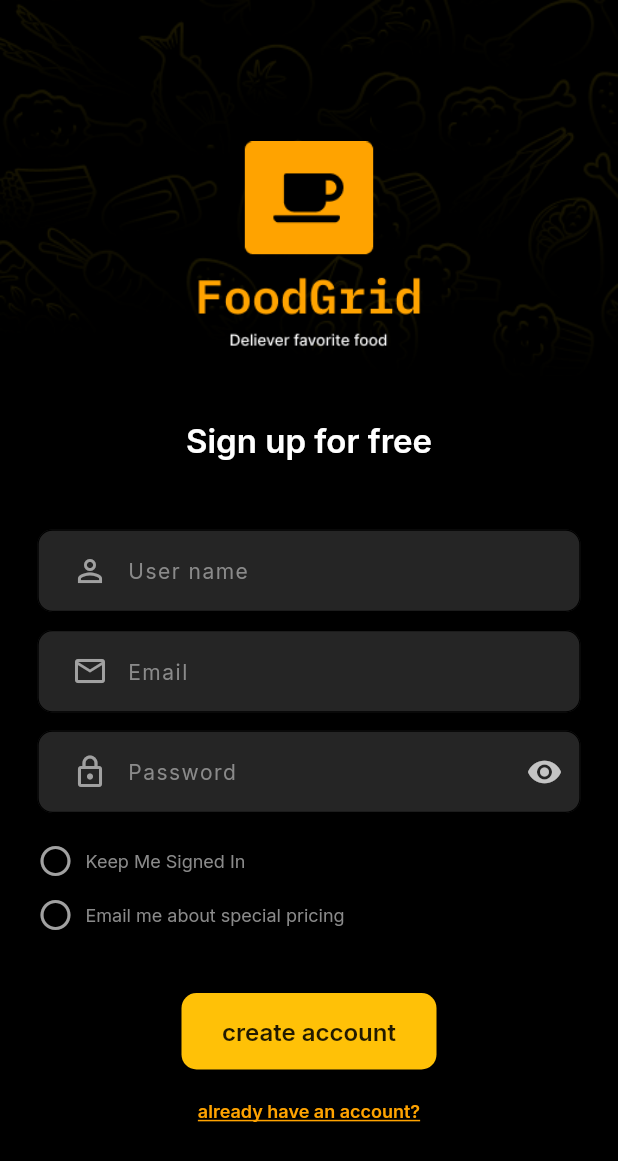
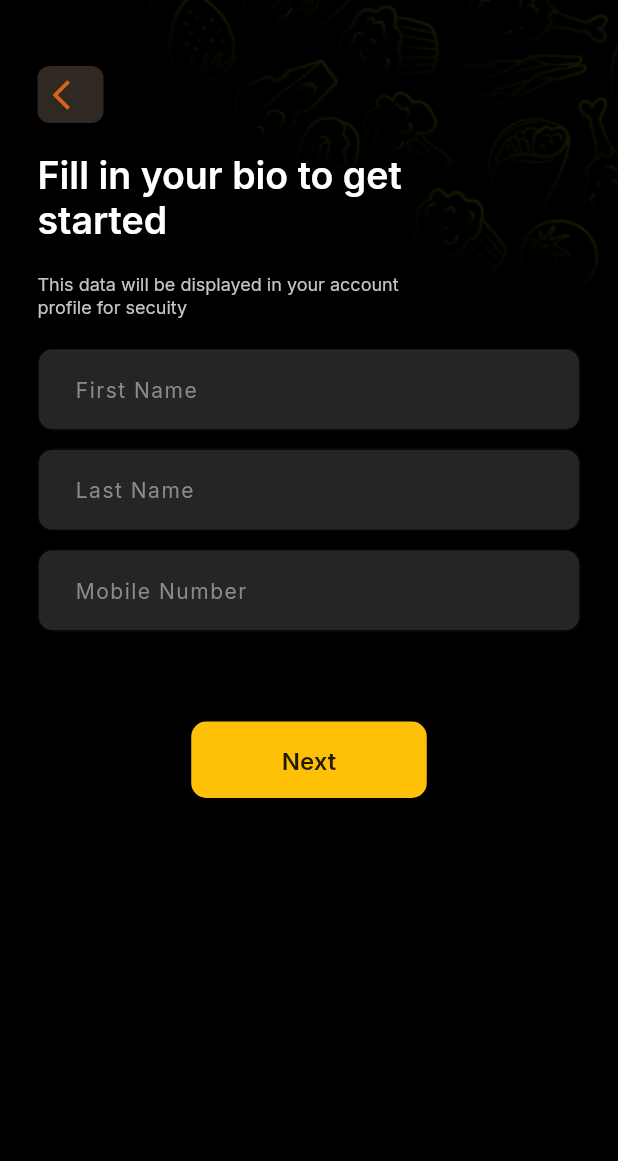
Before and after one commit to kamrulcse7/Food-Grid-App, a Flutter app: the SignUpScreen screen opened directly, after a tap on "Email me about special pricing", after a tap on "create account", on a phone screen of 412 x 824 dp. Shown: the top 1161 px of the screen. Run offline on Flutter 3.47's test engine with Material 2 defaults, Android fonts, the phone set to English and light mode, and no system bars; our stand-ins replace get, google_fonts, page_transition; missing offline and left inert: dart:html.

Commit message:
signup process screen design

```diff
--- a/lib/screen/login_screen.dart
+++ b/lib/screen/login_screen.dart
@@ -1,5 +1,5 @@
 import 'package:flutter/material.dart';
-import 'package:food_grid/screen/sign_up_screen.dart';
+import 'package:food_grid/screen/signUp/sign_up_screen.dart';
 import 'package:food_grid/widget/custom_bg.dart';
 import 'package:food_grid/widget/custom_icon_text_field.dart';
 import 'package:get/get.dart';
@@ -17,10 +17,17 @@ class LogInScreen extends StatelessWidget {
 
   @override
   Widget build(BuildContext context) {
-    return CustomBg(
-      child: Scaffold(
-        backgroundColor: Colors.transparent,
-        body: Container(
+    return Scaffold(
+      // backgroundColor: Colors.transparent,
+      body: Stack(
+        children: [
+          Positioned(
+            top: 0,
+            left: 0,
+            right: 0,
+            child: Image.asset("assets/images/bg_pattern.png"),
+          ),
+          Container(
             height: double.infinity,
             width: double.infinity,
             alignment: Alignment.center,
@@ -135,6 +142,7 @@ class LogInScreen extends StatelessWidget {
               ),
             ),
           ),
+        ],
       ),
     );
   }
--- /dev/null
+++ b/lib/screen/payment_method_screen.dart
@@ -0,0 +1,19 @@
+import 'package:flutter/material.dart';
+import 'package:food_grid/widget/custom_bg.dart';
+
+import '../const.dart';
+import '../widget/custom_button.dart';
+import '../widget/custom_leading_button.dart';
+
+class PaymentMethodScreen extends StatelessWidget {
+  const PaymentMethodScreen({super.key});
+
+  @override
+  Widget build(BuildContext context) {
+    return CustomBg(
+      child: Scaffold(
+        //
+      ),
+    );
+  }
+}
--- /dev/null
+++ b/lib/screen/signUp/sign_up_screen.dart
@@ -0,0 +1,226 @@
+import 'package:flutter/material.dart';
+import 'package:food_grid/screen/login_screen.dart';
+import 'package:food_grid/screen/signUp/sigunup_process_screen.dart';
+import 'package:food_grid/widget/custom_bg.dart';
+import 'package:food_grid/widget/custom_icon_text_field.dart';
+import 'package:page_transition/page_transition.dart';
+
+import '../../const.dart';
+import '../../widget/custom_button.dart';
+import '../../widget/custom_text_field.dart';
+
+class SignUpScreen extends StatefulWidget {
+  SignUpScreen({super.key});
+
+  @override
+  State<SignUpScreen> createState() => _SignUpScreenState();
+}
+
+class _SignUpScreenState extends State<SignUpScreen> {
+  TextEditingController _userNameController = TextEditingController();
+
+  TextEditingController _emailController = TextEditingController();
+
+  TextEditingController _passController = TextEditingController();
+
+  bool _isObscure = true;
+  bool _isKSCheck = false;
+  bool _isEmailCheck = false;
+
+  @override
+  Widget build(BuildContext context) {
+    return Scaffold(
+      body: Stack(
+        children: [
+          Positioned(
+            top: 0,
+            left: 0,
+            right: 0,
+            child: Image.asset("assets/images/bg_pattern.png"),
+          ),
+          Container(
+            height: double.infinity,
+            width: double.infinity,
+            alignment: Alignment.center,
+            child: SingleChildScrollView(
+              child: Column(
+                mainAxisAlignment: MainAxisAlignment.center,
+                children: [
+                  Container(
+                    child: Column(
+                      children: [
+                        appLogo(),
+                        SizedBox(
+                          height: 30.0,
+                        ),
+                        Text(
+                          textAlign: TextAlign.center,
+                          "Sign up for free",
+                          style: myTextStyle(
+                            clr: Colors.white,
+                            size: 22,
+                            fw: FontWeight.w600,
+                          ),
+                        ),
+                      ],
+                    ),
+                  ),
+                  Container(
+                    padding: EdgeInsets.fromLTRB(25.0, 45.0, 25.0, 20.0),
+                    child: Column(
+                      children: [
+                        CustomIconTextField(
+                          obscureText: false,
+                          controller: _userNameController,
+                          hintText: "User name",
+                          prefixIcon: Icons.person_outline_sharp,
+                        ),
+                        SizedBox(
+                          height: 12.0,
+                        ),
+                        CustomIconTextField(
+                          obscureText: false,
+                          controller: _emailController,
+                          hintText: "Email",
+                          prefixIcon: Icons.email_outlined,
+                        ),
+                        SizedBox(
+                          height: 12.0,
+                        ),
+                        CustomIconTextField(
+                          obscureText: _isObscure,
+                          controller: _passController,
+                          hintText: "Password",
+                          prefixIcon: Icons.lock_outlined,
+                          suffixIcon: GestureDetector(
+                            onTap: () {
+                              setState(() {
+                                _isObscure = !_isObscure;
+                              });
+                            },
+                            child: Icon(
+                              _isObscure == true
+                                  ? Icons.visibility
+                                  : Icons.visibility_off,
+                              color: Color(0xFFC4C4C4),
+                            ),
+                          ),
+                        ),
+                      ],
+                    ),
+                  ),
+                  Container(
+                    padding: EdgeInsets.only(left: 25.0, bottom: 40.0),
+                    child: Column(
+                      children: [
+                        GestureDetector(
+                          onTap: () {
+                            setState(() {
+                              _isKSCheck = !_isKSCheck;
+                            });
+                          },
+                          child: Row(
+                            children: [
+                              Icon(
+                                _isKSCheck == true
+                                    ? Icons.check_circle
+                                    : Icons.circle_outlined,
+                                size: 24.0,
+                                color: _isKSCheck == true
+                                    ? Color(0xFFFFA300)
+                                    : Color(0xFFA1A1A1),
+                              ),
+                              SizedBox(
+                                width: 8.0,
+                              ),
+                              Text(
+                                "Keep Me Signed In",
+                                style: myTextStyle(
+                                  clr: Color(0xFF8A8A8A),
+                                  size: 12.0,
+                                  fw: FontWeight.w400,
+                                ),
+                              )
+                            ],
+                          ),
+                        ),
+                        SizedBox(
+                          height: 12.0,
+                        ),
+                        GestureDetector(
+                          onTap: () {
+                            setState(() {
+                              _isEmailCheck = !_isEmailCheck;
+                            });
+                          },
+                          child: Row(
+                            children: [
+                              Icon(
+                                _isEmailCheck == true
+                                    ? Icons.check_circle
+                                    : Icons.circle_outlined,
+                                size: 24.0,
+                                color: _isEmailCheck == true
+                                    ? Color(0xFFFFA300)
+                                    : Color(0xFFA1A1A1),
+                              ),
+                              SizedBox(
+                                width: 8.0,
+                              ),
+                              Text(
+                                "Email me about special pricing",
+                                style: myTextStyle(
+                                  clr: Color(0xFF8A8A8A),
+                                  size: 12.0,
+                                  fw: FontWeight.w400,
+                                ),
+                              )
+                            ],
+                          ),
+                        ),
+                      ],
+                    ),
+                  ),
+                  CustomButton(
+                    onTap: () {
+                      Navigator.push(
+                        context,
+                        PageTransition(
+                          child: SigunupProcessScreen(),
+                          type: PageTransitionType.rightToLeft,
+                          duration: Duration(milliseconds: 600),
+                          reverseDuration: Duration(milliseconds: 600),
+                          isIos: true,
+                        ),
+                      );
+                    },
+                    title: "create account",
+                    height: 51.0,
+                    width: 170.0,
+                  ),
+                  Container(
+                    padding: EdgeInsets.only(top: 20.0),
+                    child: GestureDetector(
+                      onTap: () {
+                        Navigator.pop(context);
+                      },
+                      child: Text(
+                        "already have an account?",
+                        style: myTextStyle(
+                          clr: Color(0xFFFFA300),
+                          size: 12.0,
+                          fw: FontWeight.w600,
+                          decoration: TextDecoration.underline,
+                        ),
+                      ),
+                    ),
+                  ),
+                ],
+              ),
+            ),
+          ),
+        ],
+      ),
+    );
+  }
+}
--- /dev/null
+++ b/lib/screen/signUp/sigunup_process_screen.dart
@@ -0,0 +1,123 @@
+import 'dart:html';
+
+import 'package:flutter/material.dart';
+import 'package:food_grid/const.dart';
+import 'package:food_grid/screen/payment_method_screen.dart';
+import 'package:food_grid/widget/custom_bg.dart';
+import 'package:food_grid/widget/custom_button.dart';
+import 'package:food_grid/widget/custom_text_field.dart';
+import 'package:get/get.dart';
+
+import '../../widget/custom_leading_button.dart';
+
+class SigunupProcessScreen extends StatelessWidget {
+  SigunupProcessScreen({super.key});
+  TextEditingController _fNameController = TextEditingController();
+  TextEditingController _lNameController = TextEditingController();
+  TextEditingController _phoneController = TextEditingController();
+
+  @override
+  Widget build(BuildContext context) {
+    return CustomBg(
+      child: Scaffold(
+        backgroundColor: Colors.transparent,
+        // appBar: AppBar(
+        //   backgroundColor: Colors.transparent,
+        //   bottom: PreferredSize(
+        //     preferredSize: Size.fromHeight(0),
+        //     child: CustomLeadingButton(
+        //       onTap: () {},
+        //     ),
+        //   ),
+        // ),
+        body: Container(
+          height: double.infinity,
+          width: double.infinity,
+          padding: EdgeInsets.only(left: 25.0, top: 44.0, right: 25.0),
+          child: SingleChildScrollView(
+            child: Column(
+              crossAxisAlignment: CrossAxisAlignment.start,
+              children: [
+                CustomLeadingButton(
+                  onTap: () => Navigator.pop(context),
+                ),
+                Container(
+                  padding: EdgeInsets.only(top: 20.0, bottom: 20.0),
+                  child: Column(
+                    crossAxisAlignment: CrossAxisAlignment.start,
+                    children: [
+                      Text(
+                        "Fill in your bio to get \nstarted",
+                        style: myTextStyle(
+                          clr: Colors.white,
+                          fw: FontWeight.w600,
+                          size: 25.0,
+                        ),
+                      ),
+                      SizedBox(
+                        height: 20.0,
+                      ),
+                      Text(
+                        "This data will be displayed in your account \nprofile for secuity",
+                        style: myTextStyle(
+                          clr: Color(0xFfC4C4C4),
+                          fw: FontWeight.w400,
+                          size: 12.0,
+                        ),
+                      ),
+                    ],
+                  ),
+                ),
+                Container(
+                  child: Column(
+                    children: [
+                      CustomTextField(
+                        controller: _fNameController,
+                        obscureText: false,
+                        hintText: "First Name",
+                      ),
+                      SizedBox(
+                        height: 12.0,
+                      ),
+                      CustomTextField(
+                        controller: _fNameController,
+                        obscureText: false,
+                        hintText: "Last Name",
+                      ),
+                      SizedBox(
+                        height: 12.0,
+                      ),
+                      CustomTextField(
+                        controller: _fNameController,
+                        obscureText: false,
+                        hintText: "Mobile Number",
+                      ),
+                    ],
+                  ),
+                ),
+                SizedBox(
+                  height: 60.0,
+                ),
+                Align(
+                  alignment: Alignment.center,
+                  child: CustomButton(
+                    onTap: () {
+                      Navigator.of(context).push(
+                        MaterialPageRoute(
+                          builder: (_) => PaymentMethodScreen(),
+                        ),
+                      );
+                    },
+                    height: 51.0,
+                    width: 157.0,
+                    title: "Next",
+                  ),
+                ),
+              ],
+            ),
+          ),
+        ),
+      ),
+    );
+  }
+}
--- a/lib/screen/sign_up_screen.dart
+++ /dev/null
@@ -1,215 +0,0 @@
-import 'package:flutter/material.dart';
-import 'package:food_grid/widget/custom_bg.dart';
-import 'package:food_grid/widget/custom_icon_text_field.dart';
-import 'package:page_transition/page_transition.dart';
-
-import '../const.dart';
-import '../widget/custom_button.dart';
-import '../widget/custom_text_field.dart';
-
-class SignUpScreen extends StatefulWidget {
-  SignUpScreen({super.key});
-
-  @override
-  State<SignUpScreen> createState() => _SignUpScreenState();
-}
-
-class _SignUpScreenState extends State<SignUpScreen> {
-  TextEditingController _userNameController = TextEditingController();
-
-  TextEditingController _emailController = TextEditingController();
-
-  TextEditingController _passController = TextEditingController();
-
-  bool _isObscure = true;
-  bool _isKSCheck = false;
-  bool _isEmailCheck = false;
-
-  @override
-  Widget build(BuildContext context) {
-    return CustomBg(
-      child: Scaffold(
-        backgroundColor: Colors.transparent,
-        body: Container(
-          height: double.infinity,
-          width: double.infinity,
-          alignment: Alignment.center,
-          child: SingleChildScrollView(
-            child: Column(
-              mainAxisAlignment: MainAxisAlignment.center,
-              children: [
-                Container(
-                  child: Column(
-                    children: [
-                      appLogo(),
-                      SizedBox(
-                        height: 30.0,
-                      ),
-                      Text(
-                        textAlign: TextAlign.center,
-                        "Sign up for free",
-                        style: myTextStyle(
-                          clr: Colors.white,
-                          size: 22,
-                          fw: FontWeight.w600,
-                        ),
-                      ),
-                    ],
-                  ),
-                ),
-                Container(
-                  padding: EdgeInsets.fromLTRB(25.0, 45.0, 25.0, 20.0),
-                  child: Column(
-                    children: [
-                      CustomIconTextField(
-                        obscureText: false,
-                        controller: _userNameController,
-                        hintText: "User name",
-                        prefixIcon: Icons.person_outline_sharp,
-                      ),
-                      SizedBox(
-                        height: 12.0,
-                      ),
-                      CustomIconTextField(
-                        obscureText: false,
-                        controller: _emailController,
-                        hintText: "Email",
-                        prefixIcon: Icons.email_outlined,
-                      ),
-                      SizedBox(
-                        height: 12.0,
-                      ),
-                      CustomIconTextField(
-                        obscureText: _isObscure,
-                        controller: _passController,
-                        hintText: "Password",
-                        prefixIcon: Icons.lock_outlined,
-                        suffixIcon: GestureDetector(
-                          onTap: () {
-                            setState(() {
-                              _isObscure = !_isObscure;
-                            });
-                          },
-                          child: Icon(
-                            _isObscure == true
-                                ? Icons.visibility
-                                : Icons.visibility_off,
-                            color: Color(0xFFC4C4C4),
-                          ),
-                        ),
-                      ),
-                    ],
-                  ),
-                ),
-                Container(
-                  padding: EdgeInsets.only(left: 25.0, bottom: 40.0),
-                  child: Column(
-                    children: [
-                      GestureDetector(
-                        onTap: () {
-                          setState(() {
-                            _isKSCheck = !_isKSCheck;
-                          });
-                        },
-                        child: Row(
-                          children: [
-                            Icon(
-                              _isKSCheck == true
-                                  ? Icons.check_circle
-                                  : Icons.circle_outlined,
-                              size: 24.0,
-                              color: _isKSCheck == true
-                                  ? Color(0xFFFFA300)
-                                  : Color(0xFFA1A1A1),
-                            ),
-                            SizedBox(
-                              width: 8.0,
-                            ),
-                            Text(
-                              "Keep Me Signed In",
-                              style: myTextStyle(
-                                clr: Color(0xFF8A8A8A),
-                                size: 12.0,
-                                fw: FontWeight.w400,
-                              ),
-                            )
-                          ],
-                        ),
-                      ),
-                      SizedBox(
-                        height: 12.0,
-                      ),
-                      GestureDetector(
-                        onTap: () {
-                          setState(() {
-                            _isEmailCheck = !_isEmailCheck;
-                          });
-                        },
-                        child: Row(
-                          children: [
-                            Icon(
-                              _isEmailCheck == true
-                                  ? Icons.check_circle
-                                  : Icons.circle_outlined,
-                              size: 24.0,
-                              color: _isEmailCheck == true
-                                  ? Color(0xFFFFA300)
-                                  : Color(0xFFA1A1A1),
-                            ),
-                            SizedBox(
-                              width: 8.0,
-                            ),
-                            Text(
-                              "Email me about special pricing",
-                              style: myTextStyle(
-                                clr: Color(0xFF8A8A8A),
-                                size: 12.0,
-                                fw: FontWeight.w400,
-                              ),
-                            )
-                          ],
-                        ),
-                      ),
-                    ],
-                  ),
-                ),
-                CustomButton(
-                  onTap: () {
-                    Navigator.push(
-                      context,
-                      PageTransition(
-                        child: SignUpScreen(),
-                        type: PageTransitionType.rightToLeft,
-                        duration: Duration(milliseconds: 600),
-                        reverseDuration: Duration(milliseconds: 600),
-                        isIos: true,
-                      ),
-                    );
-                  },
-                  title: "create account",
-                  height: 51.0,
-                  width: 170.0,
-                ),
-                Container(
-                  padding: EdgeInsets.only(top: 20.0),
-                  child: GestureDetector(
-                    onTap: () {},
-                    child: Text(
-                      "already have an account?",
-                      style: myTextStyle(
-                        clr: Color(0xFFFFA300),
-                        size: 12.0,
-                        fw: FontWeight.w600,
-                        decoration: TextDecoration.underline,
-                      ),
-                    ),
-                  ),
-                ),
-              ],
-            ),
-          ),
-        ),
-      ),
-    );
-  }
-}
--- a/lib/widget/custom_bg.dart
+++ b/lib/widget/custom_bg.dart
@@ -16,7 +16,7 @@ class CustomBg extends StatelessWidget {
             top: 0,
             left: 0,
             right: 0,
-            child: Image.asset("assets/images/bg_pattern.png"),
+            child: Image.asset("assets/images/bg_pattern2.png"),
           ),
           child,
         ],
--- /dev/null
+++ b/lib/widget/custom_leading_button.dart
@@ -0,0 +1,27 @@
+import 'package:flutter/material.dart';
+
+class CustomLeadingButton extends StatelessWidget {
+  CustomLeadingButton({
+    Key? key,
+    required this.onTap,
+  }) : super(key: key);
+  VoidCallback onTap;
+
+  @override
+  Widget build(BuildContext context) {
+    return GestureDetector(
+      onTap: onTap,
+      child: Container(
+        width: 44.0,
+        height: 38.0,
+        decoration: BoxDecoration(
+            color: Color(0xFF2F2823), borderRadius: BorderRadius.circular(8.0)),
+        alignment: Alignment.center,
+        child: Icon(
+          Icons.arrow_back_ios,
+          color: Color(0xFFDA6317),
+        ),
+      ),
+    );
+  }
+}
```
Also changed, not shown: assets/images/bg_pattern2.png (added). Lines whose indentation alone changed are shown as unchanged.
